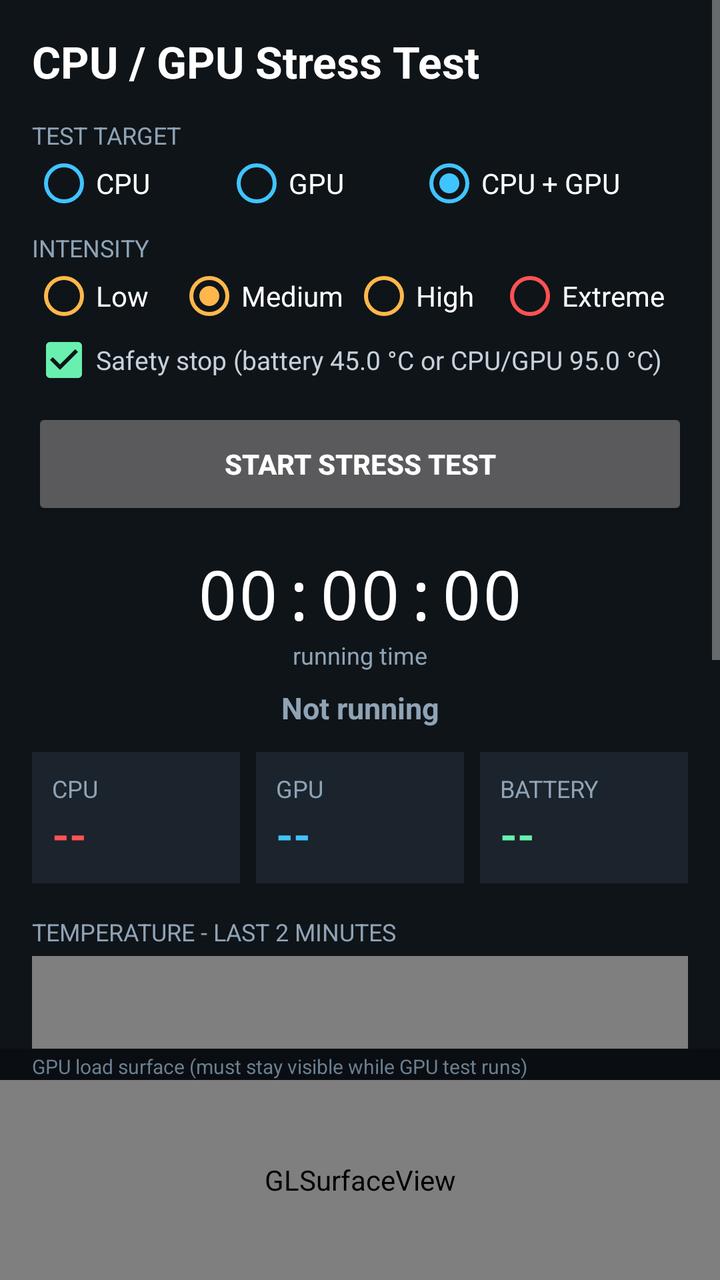
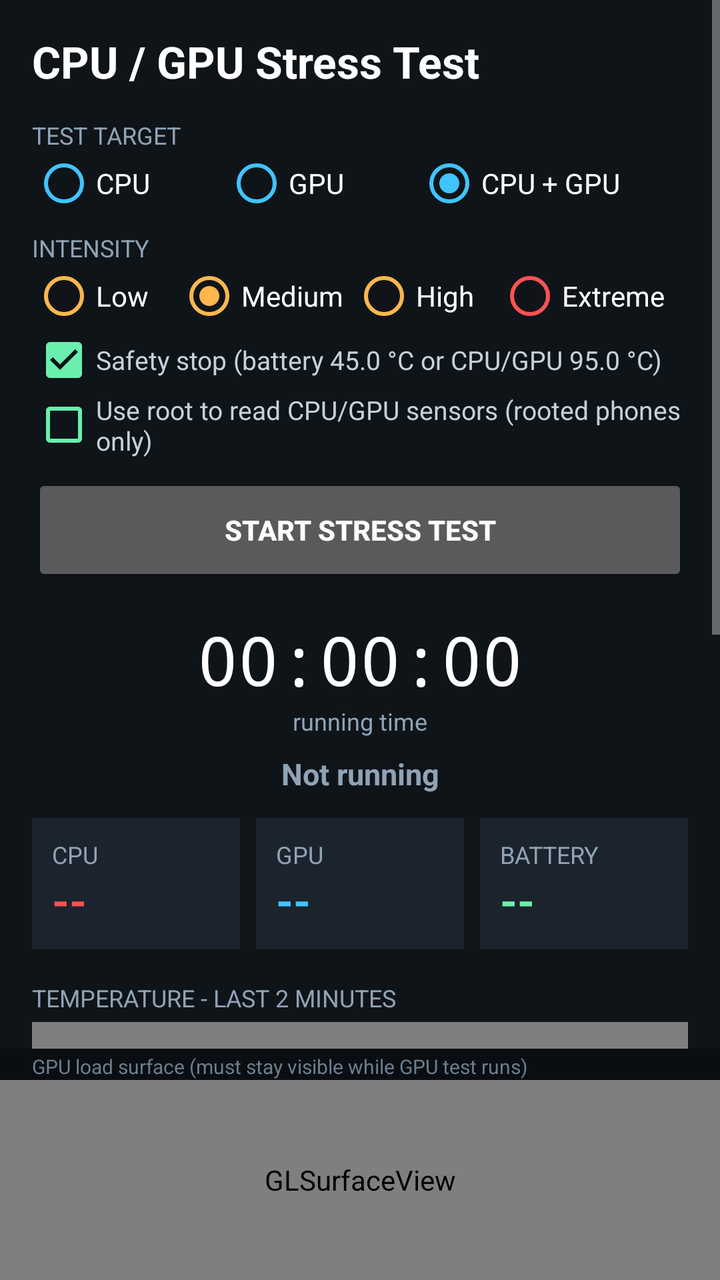

An Android layout rendered at two revisions. The XML below is the earlier revision; the diff shows what the commit changed to produce the second picture.
<!-- AndroidManifest.xml: application theme android:Theme.Material.NoActionBar -->
<!-- res/layout/activity_main.xml -->
<?xml version="1.0" encoding="utf-8"?>
<LinearLayout xmlns:android="http://schemas.android.com/apk/res/android"
    android:layout_width="match_parent"
    android:layout_height="match_parent"
    android:background="#0F1419"
    android:orientation="vertical">

    <ScrollView
        android:layout_width="match_parent"
        android:layout_height="0dp"
        android:layout_weight="1">

        <LinearLayout
            android:layout_width="match_parent"
            android:layout_height="wrap_content"
            android:orientation="vertical"
            android:padding="16dp">

            <TextView
                android:layout_width="wrap_content"
                android:layout_height="wrap_content"
                android:text="CPU / GPU Stress Test"
                android:textColor="#FFFFFF"
                android:textSize="22sp"
                android:textStyle="bold" />

            <TextView
                android:layout_width="wrap_content"
                android:layout_height="wrap_content"
                android:layout_marginTop="14dp"
                android:text="TEST TARGET"
                android:textColor="#8FA3B5"
                android:textSize="12sp" />

            <RadioGroup
                android:id="@+id/rgTarget"
                android:layout_width="match_parent"
                android:layout_height="wrap_content"
                android:orientation="horizontal">

                <RadioButton
                    android:id="@+id/rbCpu"
                    android:layout_width="0dp"
                    android:layout_height="wrap_content"
                    android:layout_weight="1"
                    android:buttonTint="#40C4FF"
                    android:text="CPU"
                    android:textColor="#FFFFFF" />

                <RadioButton
                    android:id="@+id/rbGpu"
                    android:layout_width="0dp"
                    android:layout_height="wrap_content"
                    android:layout_weight="1"
                    android:buttonTint="#40C4FF"
                    android:text="GPU"
                    android:textColor="#FFFFFF" />

                <RadioButton
                    android:id="@+id/rbBoth"
                    android:layout_width="0dp"
                    android:layout_height="wrap_content"
                    android:layout_weight="1.4"
                    android:buttonTint="#40C4FF"
                    android:checked="true"
                    android:text="CPU + GPU"
                    android:textColor="#FFFFFF" />
            </RadioGroup>

            <TextView
                android:layout_width="wrap_content"
                android:layout_height="wrap_content"
                android:layout_marginTop="8dp"
                android:text="INTENSITY"
                android:textColor="#8FA3B5"
                android:textSize="12sp" />

            <RadioGroup
                android:id="@+id/rgIntensity"
                android:layout_width="match_parent"
                android:layout_height="wrap_content"
                android:orientation="horizontal">

                <RadioButton
                    android:id="@+id/rbLow"
                    android:layout_width="0dp"
                    android:layout_height="wrap_content"
                    android:layout_weight="1"
                    android:buttonTint="#FFB74D"
                    android:text="Low"
                    android:textColor="#FFFFFF" />

                <RadioButton
                    android:id="@+id/rbMedium"
                    android:layout_width="0dp"
                    android:layout_height="wrap_content"
                    android:layout_weight="1.2"
                    android:buttonTint="#FFB74D"
                    android:checked="true"
                    android:text="Medium"
                    android:textColor="#FFFFFF" />

                <RadioButton
                    android:id="@+id/rbHigh"
                    android:layout_width="0dp"
                    android:layout_height="wrap_content"
                    android:layout_weight="1"
                    android:buttonTint="#FFB74D"
                    android:text="High"
                    android:textColor="#FFFFFF" />

                <RadioButton
                    android:id="@+id/rbExtreme"
                    android:layout_width="0dp"
                    android:layout_height="wrap_content"
                    android:layout_weight="1.3"
                    android:buttonTint="#FF5252"
                    android:text="Extreme"
                    android:textColor="#FFFFFF" />
            </RadioGroup>

            <CheckBox
                android:id="@+id/cbSafety"
                android:layout_width="wrap_content"
                android:layout_height="wrap_content"
                android:buttonTint="#69F0AE"
                android:checked="true"
                android:text="Safety stop (battery 45.0 °C or CPU/GPU 95.0 °C)"
                android:textColor="#C5D1DB"
                android:textSize="13sp" />

            <Button
                android:id="@+id/btnStart"
                android:layout_width="match_parent"
                android:layout_height="56dp"
                android:layout_marginTop="8dp"
                android:text="START STRESS TEST"
                android:textStyle="bold" />

            <TextView
                android:id="@+id/tvTime"
                android:layout_width="match_parent"
                android:layout_height="wrap_content"
                android:layout_marginTop="14dp"
                android:fontFamily="monospace"
                android:gravity="center"
                android:text="00:00:00"
                android:textColor="#FFFFFF"
                android:textSize="34sp" />

            <TextView
                android:layout_width="match_parent"
                android:layout_height="wrap_content"
                android:gravity="center"
                android:text="running time"
                android:textColor="#8FA3B5"
                android:textSize="12sp" />

            <TextView
                android:id="@+id/tvThrottle"
                android:layout_width="match_parent"
                android:layout_height="wrap_content"
                android:layout_marginTop="8dp"
                android:gravity="center"
                android:text="Not running"
                android:textColor="#8FA3B5"
                android:textSize="15sp"
                android:textStyle="bold" />

            <LinearLayout
                android:layout_width="match_parent"
                android:layout_height="wrap_content"
                android:layout_marginTop="12dp"
                android:orientation="horizontal">

                <LinearLayout
                    android:layout_width="0dp"
                    android:layout_height="wrap_content"
                    android:layout_marginRight="4dp"
                    android:layout_weight="1"
                    android:background="#1B232C"
                    android:orientation="vertical"
                    android:padding="10dp">

                    <TextView
                        android:layout_width="wrap_content"
                        android:layout_height="wrap_content"
                        android:text="CPU"
                        android:textColor="#8FA3B5"
                        android:textSize="12sp" />

                    <TextView
                        android:id="@+id/tvCpuTemp"
                        android:layout_width="wrap_content"
                        android:layout_height="wrap_content"
                        android:text="--"
                        android:textColor="#FF5252"
                        android:textSize="22sp"
                        android:textStyle="bold" />
                </LinearLayout>

                <LinearLayout
                    android:layout_width="0dp"
                    android:layout_height="wrap_content"
                    android:layout_marginLeft="4dp"
                    android:layout_marginRight="4dp"
                    android:layout_weight="1"
                    android:background="#1B232C"
                    android:orientation="vertical"
                    android:padding="10dp">

                    <TextView
                        android:layout_width="wrap_content"
                        android:layout_height="wrap_content"
                        android:text="GPU"
                        android:textColor="#8FA3B5"
                        android:textSize="12sp" />

                    <TextView
                        android:id="@+id/tvGpuTemp"
                        android:layout_width="wrap_content"
                        android:layout_height="wrap_content"
                        android:text="--"
                        android:textColor="#40C4FF"
                        android:textSize="22sp"
                        android:textStyle="bold" />
                </LinearLayout>

                <LinearLayout
                    android:layout_width="0dp"
                    android:layout_height="wrap_content"
                    android:layout_marginLeft="4dp"
                    android:layout_weight="1"
                    android:background="#1B232C"
                    android:orientation="vertical"
                    android:padding="10dp">

                    <TextView
                        android:layout_width="wrap_content"
                        android:layout_height="wrap_content"
                        android:text="BATTERY"
                        android:textColor="#8FA3B5"
                        android:textSize="12sp" />

                    <TextView
                        android:id="@+id/tvBatTemp"
                        android:layout_width="wrap_content"
                        android:layout_height="wrap_content"
                        android:text="--"
                        android:textColor="#69F0AE"
                        android:textSize="22sp"
                        android:textStyle="bold" />
                </LinearLayout>
            </LinearLayout>

            <TextView
                android:layout_width="wrap_content"
                android:layout_height="wrap_content"
                android:layout_marginTop="16dp"
                android:text="TEMPERATURE - LAST 2 MINUTES"
                android:textColor="#8FA3B5"
                android:textSize="12sp" />

            <com.example.stresstest.ChartView
                android:id="@+id/chart"
                android:layout_width="match_parent"
                android:layout_height="220dp"
                android:layout_marginTop="4dp" />

            <LinearLayout
                android:layout_width="match_parent"
                android:layout_height="wrap_content"
                android:layout_marginTop="4dp"
                android:orientation="horizontal">

                <TextView
                    android:layout_width="0dp"
                    android:layout_height="wrap_content"
                    android:layout_weight="1"
                    android:gravity="center"
                    android:text="● CPU"
                    android:textColor="#FF5252"
                    android:textSize="13sp" />

                <TextView
                    android:layout_width="0dp"
                    android:layout_height="wrap_content"
                    android:layout_weight="1"
                    android:gravity="center"
                    android:text="● GPU"
                    android:textColor="#40C4FF"
                    android:textSize="13sp" />

                <TextView
                    android:layout_width="0dp"
                    android:layout_height="wrap_content"
                    android:layout_weight="1"
                    android:gravity="center"
                    android:text="● Battery"
                    android:textColor="#69F0AE"
                    android:textSize="13sp" />
            </LinearLayout>

            <TextView
                android:id="@+id/tvStats"
                android:layout_width="match_parent"
                android:layout_height="wrap_content"
                android:layout_marginTop="10dp"
                android:background="#1B232C"
                android:fontFamily="monospace"
                android:padding="10dp"
                android:textColor="#E6EDF3"
                android:textSize="12sp" />

            <TextView
                android:id="@+id/tvInfo"
                android:layout_width="match_parent"
                android:layout_height="wrap_content"
                android:layout_marginTop="10dp"
                android:fontFamily="monospace"
                android:textColor="#C5D1DB"
                android:textSize="12sp" />

            <TextView
                android:id="@+id/tvSensors"
                android:layout_width="match_parent"
                android:layout_height="wrap_content"
                android:layout_marginTop="10dp"
                android:textColor="#6B7F91"
                android:textSize="11sp" />
        </LinearLayout>
    </ScrollView>

    <TextView
        android:layout_width="match_parent"
        android:layout_height="wrap_content"
        android:background="#0A0E12"
        android:paddingLeft="16dp"
        android:paddingTop="2dp"
        android:text="GPU load surface (must stay visible while GPU test runs)"
        android:textColor="#6B7F91"
        android:textSize="10sp" />

    <android.opengl.GLSurfaceView
        android:id="@+id/glView"
        android:layout_width="match_parent"
        android:layout_height="100dp" />
</LinearLayout>
<!-- resources referenced by this layout -->
<resources>

</resources>

<!-- the commit's change to res/layout/activity_main.xml (unified diff, before → after) -->
@@ -126,6 +126,15 @@
                 android:buttonTint="#69F0AE"
                 android:checked="true"
                 android:text="Safety stop (battery 45.0 °C or CPU/GPU 95.0 °C)"
+                android:textColor="#C5D1DB"
+                android:textSize="13sp" />
+
+            <CheckBox
+                android:id="@+id/cbRoot"
+                android:layout_width="wrap_content"
+                android:layout_height="wrap_content"
+                android:buttonTint="#69F0AE"
+                android:text="Use root to read CPU/GPU sensors (rooted phones only)"
                 android:textColor="#C5D1DB"
                 android:textSize="13sp" />
 
